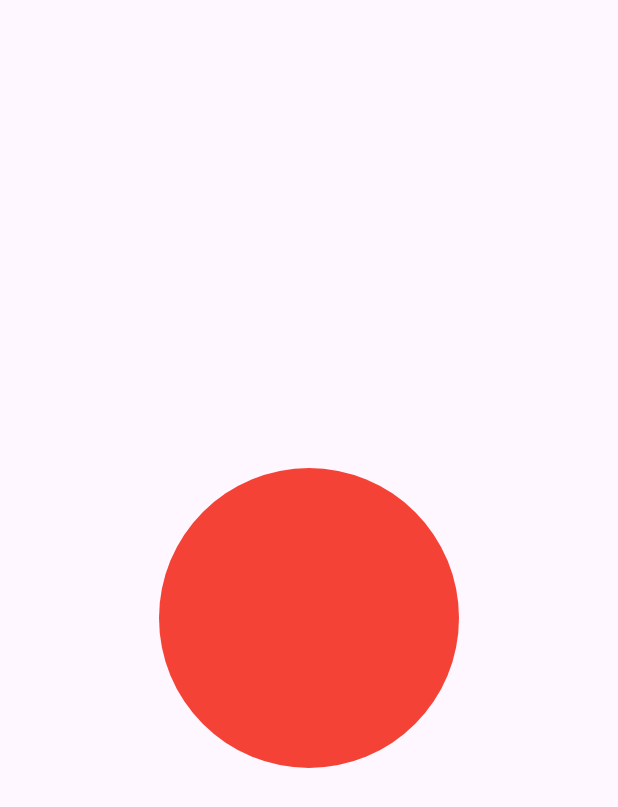
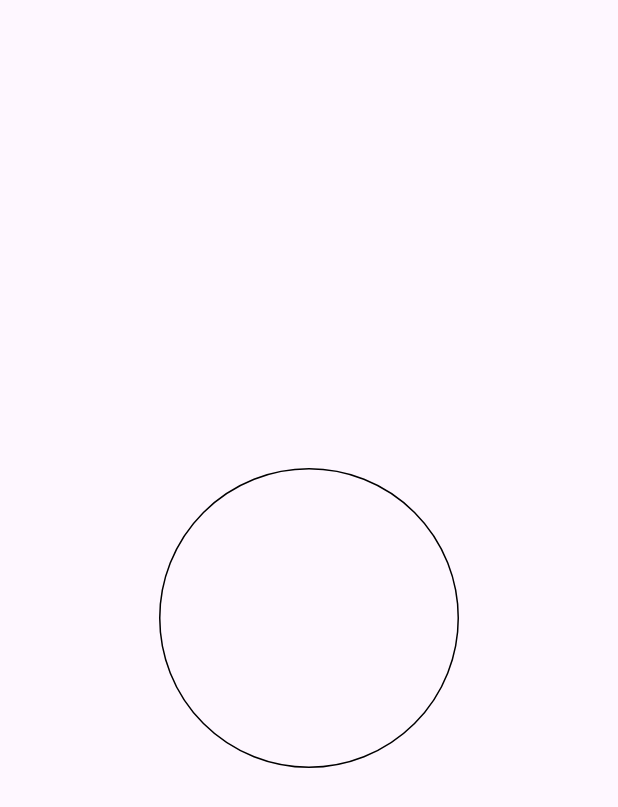
Before and after one commit to Brayan-chan/flutter_projects, a Flutter app: the screen it shows after launch, on a phone screen of 412 x 824 dp. Shown: the top 807 px of the screen. Run offline on Flutter 3.47's test engine with Material 3 defaults, Android fonts, the phone set to English and light mode, and no system bars.

Commit message:
Hacer que el fondo del contenedor sea transparente

```diff
--- a/container/lib/pages/ContainerOne.dart
+++ b/container/lib/pages/ContainerOne.dart
@@ -23,10 +23,15 @@ class ContainerOne extends StatelessWidget {
             //borderRadius: BorderRadius.circular(15),
 
             //Color del contenedor
-            color: Colors.red,
+            //color: Colors.red,
 
             //Convertir el contenedor a un circulo
             shape: BoxShape.circle,
+
+            //Hacer que el fondo del contenedor sea transparente
+            border: Border.all(
+              color: Colors.black,
+            ),
           ),
         ),
       ),
```
